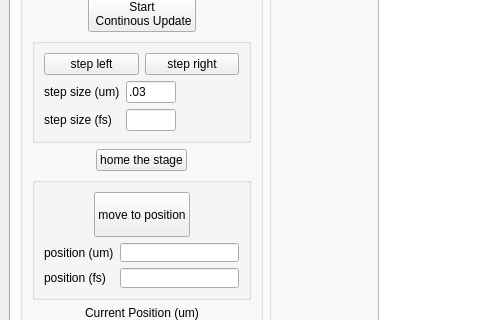
UCBoulder/frogware, file Gui_Window.ui: the form before one commit; both pictures show x 0 to 480 and y 169 to 489 of the 1036 by 698 pixel window.
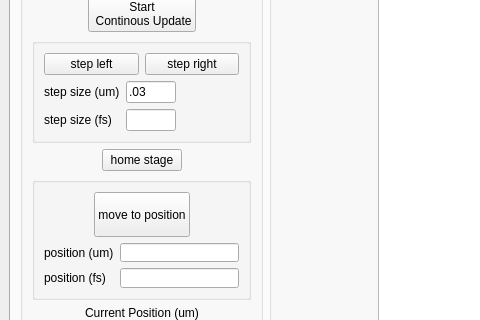
The form after the commit. Icons and pictures are not drawn. Custom widgets are drawn as their Qt base class.

Commit message: realize I need to make it a runnable!

```diff
--- a/Gui_Window.ui
+++ b/Gui_Window.ui
@@ -199,7 +199,7 @@
                  <item>
                   <widget class="QPushButton" name="btn_home_stage">
                    <property name="text">
-                    <string>home the stage</string>
+                    <string>home stage</string>
                    </property>
                   </widget>
                  </item>
```
The commit also changes 2 other files.
